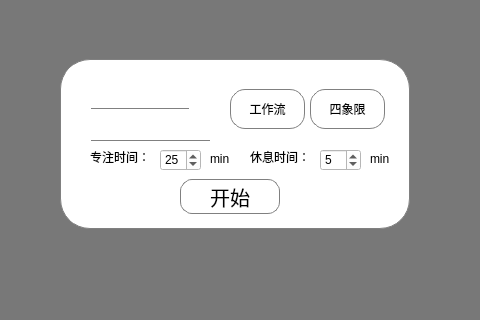
The window that TaskManager/View/addpomodoro.ui (xingyimen/GanShiTaskManager) describes before a commit, drawn with Qt 5; both pictures show x 0 to 480 and y 161 to 481 of the 480 by 800 pixel window.
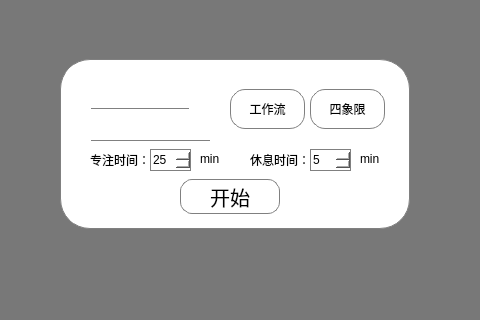
The same window after the commit. Icons and pictures are not drawn.

The edit to the form file:
```diff
--- a/TaskManager/View/addpomodoro.ui
+++ b/TaskManager/View/addpomodoro.ui
@@ -230,7 +230,7 @@
        <x>30</x>
        <y>90</y>
        <width>71</width>
-       <height>16</height>
+       <height>21</height>
       </rect>
      </property>
      <property name="styleSheet">
@@ -283,15 +283,24 @@
     <widget class="QSpinBox" name="spinBox_work">
      <property name="geometry">
       <rect>
-       <x>100</x>
+       <x>90</x>
        <y>90</y>
        <width>41</width>
        <height>22</height>
       </rect>
      </property>
      <property name="styleSheet">
-      <string notr="true">
-background-color: rgb(255, 255, 255);</string>
+      <string notr="true">QSpinBox{
+border:1px solid gray;
+background-color:white;
+font:12px
+ }
+QSpinBox::up-button{
+image: url(:/menu/res/upbutton.png);
+}
+QSpinBox::down-button{
+image: url(:/menu/res/downbutton.png);
+}</string>
      </property>
      <property name="maximum">
       <number>60</number>
@@ -306,7 +315,7 @@
        <x>190</x>
        <y>90</y>
        <width>72</width>
-       <height>15</height>
+       <height>21</height>
       </rect>
      </property>
      <property name="styleSheet">
@@ -319,7 +328,7 @@
     <widget class="QLabel" name="label_3">
      <property name="geometry">
       <rect>
-       <x>150</x>
+       <x>140</x>
        <y>90</y>
        <width>31</width>
        <height>20</height>
@@ -335,7 +344,7 @@
     <widget class="QLabel" name="label_4">
      <property name="geometry">
       <rect>
-       <x>310</x>
+       <x>300</x>
        <y>90</y>
        <width>31</width>
        <height>20</height>
@@ -351,15 +360,24 @@
     <widget class="QSpinBox" name="spinBox_relax">
      <property name="geometry">
       <rect>
-       <x>260</x>
+       <x>250</x>
        <y>90</y>
        <width>41</width>
        <height>22</height>
       </rect>
      </property>
      <property name="styleSheet">
-      <string notr="true">
-background-color: rgb(255, 255, 255);</string>
+      <string notr="true">QSpinBox{
+border:1px solid gray;
+background-color:white;
+font:12px
+ }
+QSpinBox::up-button{
+image: url(:/menu/res/upbutton.png);
+}
+QSpinBox::down-button{
+image: url(:/menu/res/downbutton.png);
+}</string>
      </property>
      <property name="maximum">
       <number>60</number>
```
